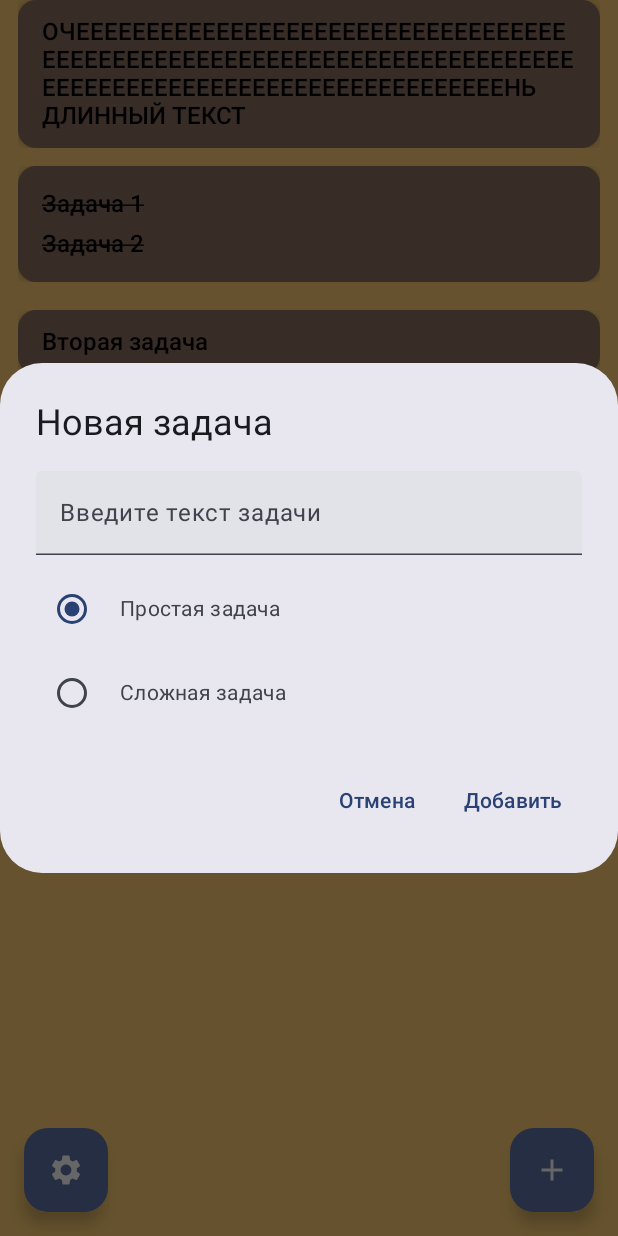
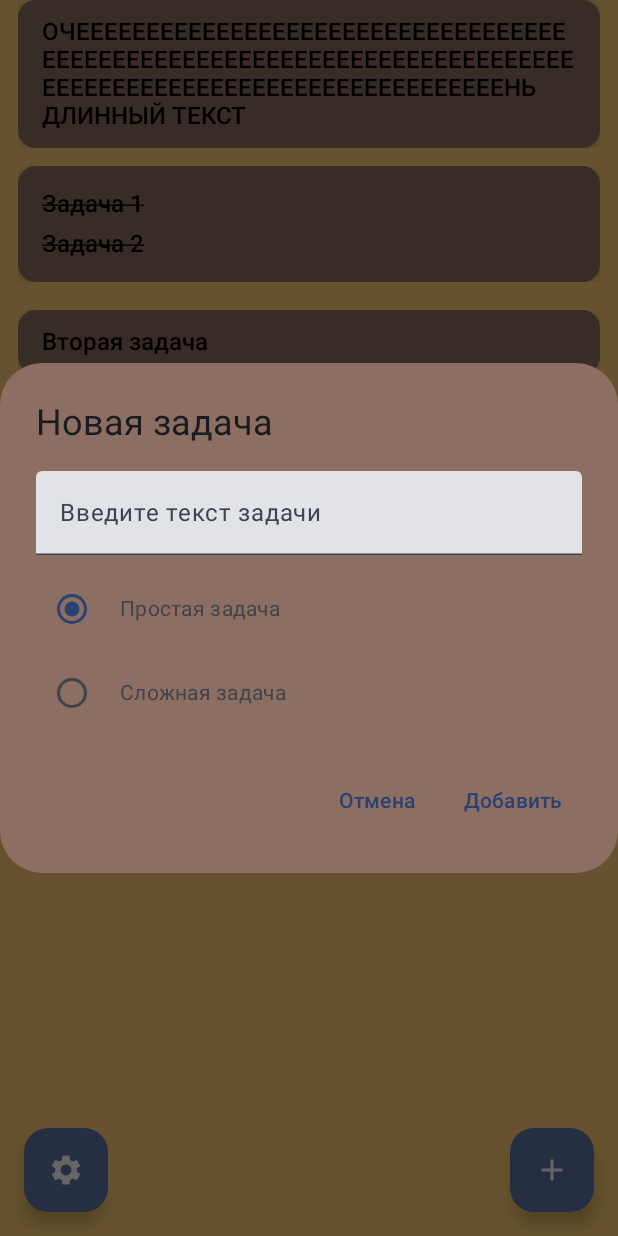
Before and after one commit to Alexman454/Bingo, an Android app built with Jetpack Compose: the screen it shows after launch (MainActivity), after a tap on "Добавить задачу.", on a phone screen of 412 x 824 dp. Run offline under Robolectric (Android 15) with nearby library versions, the phone set to English and light mode, and no system bars; 3 other taps on this screen came first.

Commit message:
Добавлено удаление для сложных задач

```diff
--- a/app/src/main/java/com/example/bingo/MainActivity.kt
+++ b/app/src/main/java/com/example/bingo/MainActivity.kt
@@ -112,7 +112,7 @@ fun MainScreen(){
                 when (item){
                     is DisplayableTask.Simple -> TaskBlockTemplate(color = colorTaskBlock, payload = item.simpleTask,onDelete = { task ->
                         displayTasks.removeIf { it is DisplayableTask.Simple && it.simpleTask == task } })
-                    is DisplayableTask.Advanced -> AdvancedTaskBlockTemplate(color = colorTaskBlock, payload = item.advancedTask)
+                    is DisplayableTask.Advanced -> AdvancedTaskBlockTemplate(color = colorTaskBlock, payload = item.advancedTask,displayTasks = displayTasks)
                 }
             }
         }
@@ -180,6 +180,7 @@ fun TaskBlockTemplate(
     if (showDeleteDialog) {
         AlertDialog(
             onDismissRequest = { showDeleteDialog = false },
+            containerColor = color, // цвет блока задачи
             title = { Text("Удалить задачу?") },
             text = { Text("Вы уверены, что хотите удалить эту задачу?") },
             confirmButton = {
@@ -201,8 +202,14 @@ fun TaskBlockTemplate(
 
 
 
+@OptIn(ExperimentalFoundationApi::class)
 @Composable
-fun AdvancedTaskBlockTemplate(color: Color, payload: AdvancedTask, radius: Int = 12) {
+fun AdvancedTaskBlockTemplate(
+    color: Color,
+    payload: AdvancedTask,
+    displayTasks: MutableList<DisplayableTask>,
+    radius: Int = 12
+) {
     Surface(
         color = color,
         shape = RoundedCornerShape(radius.dp),
@@ -213,28 +220,68 @@ fun AdvancedTaskBlockTemplate(color: Color, payload: AdvancedTask, radius: Int =
         shadowElevation = 4.dp
     ) {
         Column(modifier = Modifier.padding(horizontal = 16.dp, vertical = 12.dp)) {
-            payload.getAllTasks().forEach { task ->
+            val tasks = remember { mutableStateListOf<Task>() }
+            LaunchedEffect(payload) {
+                tasks.clear()
+                tasks.addAll(payload.getAllTasks())
+            }
+
+            tasks.forEach { task ->
                 var isCompleted by remember { mutableStateOf(task.isCompleted) }
+                var showDeleteDialog by remember { mutableStateOf(false) }
 
                 Text(
                     text = task.text,
                     style = TaskTextStyle.copy(
-                        textDecoration = if (isCompleted)
-                            TextDecoration.LineThrough
-                        else
-                            TextDecoration.None
+                        textDecoration = if (isCompleted) TextDecoration.LineThrough else TextDecoration.None
                     ),
                     modifier = Modifier
+                        .fillMaxWidth()
                         .padding(vertical = 4.dp)
-                        .clickable {
-                            isCompleted = !isCompleted
-                            task.isCompleted = isCompleted
+                        .combinedClickable(
+                            onClick = {
+                                isCompleted = !isCompleted
+                                task.isCompleted = isCompleted
+                            },
+                            onLongClick = { showDeleteDialog = true }
+                        )
+                )
+
+                if (showDeleteDialog) {
+                    AlertDialog(
+                        onDismissRequest = { showDeleteDialog = false },
+                        containerColor = color, // цвет блока задачи
+                        title = { Text("Удалить подзадачу?") },
+                        text = { Text("Вы уверены, что хотите удалить эту подзадачу?") },
+                        confirmButton = {
+                            TextButton(onClick = {
+                                payload.removeTask(task.id)
+                                tasks.remove(task)
+                                if (payload.getAllTasks().isEmpty()) {
+                                    displayTasks.removeIf { it is DisplayableTask.Advanced && it.advancedTask == payload }
+                                } else {
+                                    val index = displayTasks.indexOfFirst { it is DisplayableTask.Advanced && it.advancedTask == payload }
+                                    if (index != -1) {
+                                        displayTasks[index] = DisplayableTask.Advanced(payload)
+                                    }
+                                }
+                                showDeleteDialog = false
+                            }) {
+                                Text("Да")
+                            }
+                        },
+                        dismissButton = {
+                            TextButton(onClick = { showDeleteDialog = false }) {
+                                Text("Нет")
+                            }
                         }
-                )
+                    )
+                }
             }
         }
     }
 }
+
 
 
 
@@ -251,33 +298,34 @@ fun AddTaskDialog(
     displayTasks: MutableList<DisplayableTask>
 ) {
     val mainTaskText = remember { mutableStateOf("") }
-    val isSimpleTask = remember { mutableStateOf(true) } // true = Simple, false = Advanced
-    val subTasks = remember { mutableStateListOf("") } // Список текстов подзадач
+    val isSimpleTask = remember { mutableStateOf(true) }
+    val subTasks = remember { mutableStateListOf("") }
 
     if (showDialog.value) {
+        val colorTaskBlock = colorResource(id = R.color.task_block_option1)
+
         AlertDialog(
             onDismissRequest = {
                 showDialog.value = false
                 mainTaskText.value = ""
                 subTasks.clear()
             },
+            containerColor = colorTaskBlock, // цвет блока задачи
             title = { Text("Новая задача") },
             text = {
                 Column(modifier = Modifier.fillMaxWidth()) {
-                    // Основное поле для текста задачи
                     TextField(
                         value = mainTaskText.value,
                         onValueChange = { mainTaskText.value = it },
                         placeholder = { Text("Введите текст задачи") },
                         modifier = Modifier.fillMaxWidth(),
                         keyboardOptions = KeyboardOptions(
-                            keyboardType = KeyboardType.Text, // Поддержка русского и английского
+                            keyboardType = KeyboardType.Text,
                             imeAction = ImeAction.Done
                         )
                     )
                     Spacer(modifier = Modifier.height(12.dp))
 
-                    // Выбор типа задачи вертикально
                     Column {
                         Row(verticalAlignment = Alignment.CenterVertically) {
                             RadioButton(
@@ -296,7 +344,6 @@ fun AddTaskDialog(
                         }
                     }
 
-                    // Если выбрана сложная задача, показываем поля для подзадач
                     if (!isSimpleTask.value) {
                         Spacer(modifier = Modifier.height(12.dp))
                         Text("Подзадачи:", style = MaterialTheme.typography.bodyMedium)
@@ -332,21 +379,14 @@ fun AddTaskDialog(
                 TextButton(onClick = {
                     if (mainTaskText.value.isNotBlank()) {
                         if (isSimpleTask.value) {
-                            // Простая задача
                             val task = SimpleTask(Task(id = displayTasks.size + 1, text = mainTaskText.value))
                             displayTasks.add(DisplayableTask.Simple(task))
                         } else {
-                            // Сложная задача
                             val advancedTask = AdvancedTask()
-                            // Основная задача как первая подзадача
                             advancedTask.addTask(Task(id = displayTasks.size + 1, text = mainTaskText.value))
-                            // Добавляем все непустые подзадачи
-                            subTasks.filter { it.isNotBlank() }.forEach { text ->
-                                advancedTask.addTask(Task(id = displayTasks.size + 1, text = text))
-                            }
+                            subTasks.filter { it.isNotBlank() }.forEach { text -> advancedTask.addTask(Task(id = displayTasks.size + 1, text = text)) }
                             displayTasks.add(DisplayableTask.Advanced(advancedTask))
                         }
-                        // Очистка состояния после добавления
                         mainTaskText.value = ""
                         subTasks.clear()
                         showDialog.value = false
```
